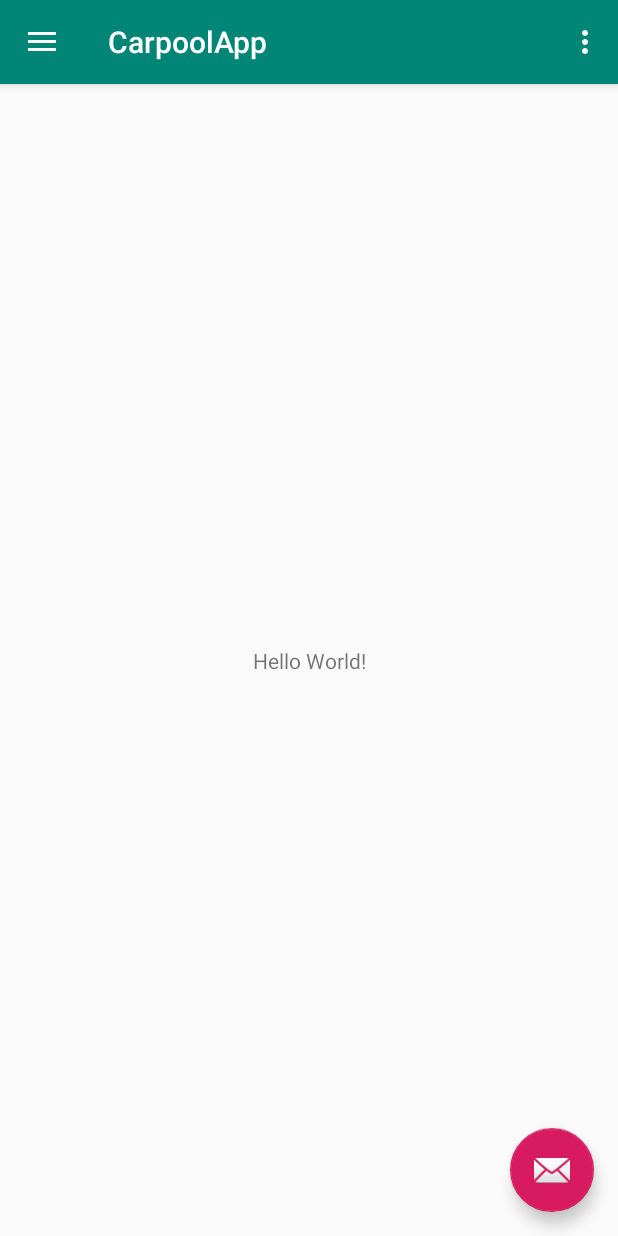
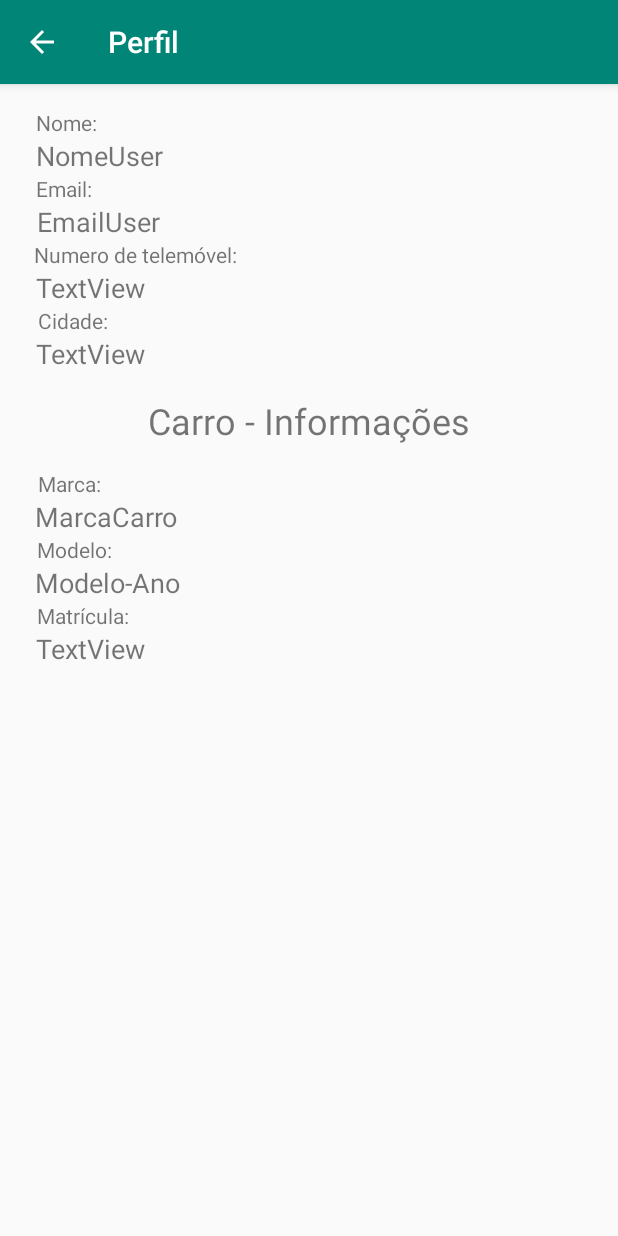
Before and after one commit to luisoliveira98/CarpoolApp, an Android app: the screen it shows after launch once a user with an empty profile is signed in (MainActivity before the commit, Perfil after it), in the side drawer, after a tap on "Perfil", on a phone screen of 412 x 824 dp. Run offline under Robolectric (Android 15) with nearby library versions, the phone set to English and light mode, and no system bars; our stand-ins replace Firebase (no records; nobody signed in at launch, a user with empty details on screens opened directly).

Commit message:
FirebaseDatabase save

```diff
--- a/app/src/main/java/com/example/android/carpoolapp/MainActivity.java
+++ b/app/src/main/java/com/example/android/carpoolapp/MainActivity.java
@@ -95,7 +95,7 @@ public class MainActivity extends AppCompatActivity
     @Override
     public boolean onCreateOptionsMenu(Menu menu) {
         // Inflate the menu; this adds items to the action bar if it is present.
-        getMenuInflater().inflate(R.menu.main, menu);
+        getMenuInflater().inflate(R.menu.main_menu, menu);
         return true;
     }
 
@@ -138,7 +138,8 @@ public class MainActivity extends AppCompatActivity
         } else if (id == R.id.nav_historico) {
 
         } else if (id == R.id.nav_perfil) {
-
+            intent = new Intent(this, Perfil.class);
+            startActivity(intent);
         }
 
         DrawerLayout drawer = (DrawerLayout) findViewById(R.id.drawer_layout);
--- /dev/null
+++ b/app/src/main/java/com/example/android/carpoolapp/Perfil.java
@@ -0,0 +1,13 @@
+package com.example.android.carpoolapp;
+
+import android.support.v7.app.AppCompatActivity;
+import android.os.Bundle;
+
+public class Perfil extends AppCompatActivity {
+
+    @Override
+    protected void onCreate(Bundle savedInstanceState) {
+        super.onCreate(savedInstanceState);
+        setContentView(R.layout.activity_perfil);
+    }
+}
--- a/app/src/main/java/com/example/android/carpoolapp/SignInActivity.java
+++ b/app/src/main/java/com/example/android/carpoolapp/SignInActivity.java
@@ -20,7 +20,17 @@ import com.google.android.gms.tasks.Task;
 import com.google.firebase.auth.AuthCredential;
 import com.google.firebase.auth.AuthResult;
 import com.google.firebase.auth.FirebaseAuth;
+import com.google.firebase.auth.FirebaseUser;
 import com.google.firebase.auth.GoogleAuthProvider;
+import com.google.firebase.database.DataSnapshot;
+import com.google.firebase.database.DatabaseError;
+import com.google.firebase.database.DatabaseReference;
+import com.google.firebase.database.FirebaseDatabase;
+import com.google.firebase.database.Query;
+import com.google.firebase.database.ValueEventListener;
+
+import java.util.ArrayList;
+import java.util.List;
 
 public class SignInActivity extends AppCompatActivity implements GoogleApiClient.OnConnectionFailedListener, View.OnClickListener {
 
@@ -29,8 +39,13 @@ public class SignInActivity extends AppCompatActivity implements GoogleApiClient
 
     //Firebase instance variables
     private FirebaseAuth mFirebaseAuth;
+    private FirebaseUser mFirebaseUser;
     private SignInButton mSignInButton;
     private GoogleApiClient mGoogleApiClient;
+
+    //FirebaseDatabase
+    private DatabaseReference mFirebaseDatabaseReference;
+    private List<String> userEmailList;
 
     @Override
     protected void onCreate(Bundle savedInstanceState) {
@@ -56,6 +71,10 @@ public class SignInActivity extends AppCompatActivity implements GoogleApiClient
         // Initialize FirebaseAuth
         //Initialize Firebase Auth
         mFirebaseAuth = FirebaseAuth.getInstance();
+        //Initialize FirebaseDatabase
+        mFirebaseDatabaseReference = FirebaseDatabase.getInstance().getReference();
+        userEmailList = new ArrayList<>();
+
     }
 
     @Override
@@ -115,6 +134,31 @@ public class SignInActivity extends AppCompatActivity implements GoogleApiClient
                             Toast.makeText(SignInActivity.this, "Authentication failed.",
                                     Toast.LENGTH_SHORT).show();
                         } else {
+                            //Toast.makeText(getApplicationContext(), "Login feito com sucesso", Toast.LENGTH_LONG).show();
+
+                            mFirebaseUser = mFirebaseAuth.getCurrentUser();
+
+                            Query query = mFirebaseDatabaseReference.child("users");
+                            query.addValueEventListener(new ValueEventListener() {
+                                @Override
+                                public void onDataChange(DataSnapshot dataSnapshot) {
+                                    for (DataSnapshot data : dataSnapshot.getChildren()) {
+                                        String temp = data.getValue(User.class).getEmail();
+                                        userEmailList.add(temp);
+                                    }
+
+                                    if(!userEmailList.contains(mFirebaseUser.getEmail())) {
+                                        User user = new User(mFirebaseUser.getDisplayName(), mFirebaseUser.getEmail());
+                                        mFirebaseDatabaseReference.child("users").push().setValue(user);
+                                    }
+                                }
+
+                                @Override
+                                public void onCancelled(DatabaseError databaseError) {
+
+                                }
+                            });
+
                             startActivity(new Intent(SignInActivity.this, MainActivity.class));
                             finish();
                         }
--- a/app/src/main/java/com/example/android/carpoolapp/User.java
+++ b/app/src/main/java/com/example/android/carpoolapp/User.java
@@ -8,9 +8,17 @@ public class User {
     private double classificacao;
     private Carro carro;
 
+    public User() {
+
+    }
+
     public User(String nome, String email) {
         this.nome = nome;
         this.email = email;
+        this.telemovel = "";
+        this.cidade = "";
+        this.classificacao = 0;
+        this.carro = null;
     }
 
     public String getNome() {
@@ -44,7 +52,7 @@ public class User {
     public void setCidade(String cidade) {
         this.cidade = cidade;
     }
-
+/*
     public double getClassificacao() {
         return classificacao;
     }
@@ -52,7 +60,7 @@ public class User {
     public void setClassificacao(double classificacao) {
         this.classificacao = classificacao;
     }
-
+*/
     public Carro getCarro() {
         return carro;
     }
--- /dev/null
+++ b/app/src/main/res/layout/activity_perfil.xml
@@ -0,0 +1,212 @@
+<?xml version="1.0" encoding="utf-8"?>
+<android.support.constraint.ConstraintLayout xmlns:android="http://schemas.android.com/apk/res/android"
+    xmlns:app="http://schemas.android.com/apk/res-auto"
+    xmlns:tools="http://schemas.android.com/tools"
+    android:layout_width="match_parent"
+    android:layout_height="match_parent"
+    tools:context=".Perfil">
+
+
+    <TextView
+        android:id="@+id/textNome"
+        android:layout_width="wrap_content"
+        android:layout_height="wrap_content"
+        android:layout_marginStart="16dp"
+        android:layout_marginTop="8dp"
+        android:layout_marginEnd="32dp"
+        android:text="Nome:"
+        app:layout_constraintEnd_toEndOf="parent"
+        app:layout_constraintHorizontal_bias="0.025"
+        app:layout_constraintStart_toStartOf="parent"
+        app:layout_constraintTop_toBottomOf="@+id/imageView4" />
+
+    <TextView
+        android:id="@+id/textNomeUser"
+        android:layout_width="wrap_content"
+        android:layout_height="wrap_content"
+        android:layout_marginStart="16dp"
+        android:layout_marginEnd="16dp"
+        android:text="NomeUser"
+        android:textSize="18sp"
+        app:layout_constraintEnd_toEndOf="parent"
+        app:layout_constraintHorizontal_bias="0.028"
+        app:layout_constraintStart_toStartOf="parent"
+        app:layout_constraintTop_toBottomOf="@+id/textNome" />
+
+    <TextView
+        android:id="@+id/textEmail"
+        android:layout_width="wrap_content"
+        android:layout_height="wrap_content"
+        android:layout_marginStart="16dp"
+        android:layout_marginEnd="32dp"
+        android:text="Email:"
+        app:layout_constraintEnd_toEndOf="parent"
+        app:layout_constraintHorizontal_bias="0.025"
+        app:layout_constraintStart_toStartOf="parent"
+        app:layout_constraintTop_toBottomOf="@+id/textNomeUser" />
+
+    <TextView
+        android:id="@+id/textEmailUser"
+        android:layout_width="wrap_content"
+        android:layout_height="wrap_content"
+        android:layout_marginStart="16dp"
+        android:layout_marginEnd="24dp"
+        android:text="EmailUser"
+        android:textSize="18sp"
+        app:layout_constraintEnd_toEndOf="parent"
+        app:layout_constraintHorizontal_bias="0.03"
+        app:layout_constraintStart_toStartOf="parent"
+        app:layout_constraintTop_toBottomOf="@+id/textEmail" />
+
+    <TextView
+        android:id="@+id/textNumero"
+        android:layout_width="wrap_content"
+        android:layout_height="wrap_content"
+        android:layout_marginStart="16dp"
+        android:layout_marginEnd="24dp"
+        android:text="Numero de telemóvel:"
+        app:layout_constraintEnd_toEndOf="parent"
+        app:layout_constraintHorizontal_bias="0.027"
+        app:layout_constraintStart_toStartOf="parent"
+        app:layout_constraintTop_toBottomOf="@+id/textEmailUser" />
+
+    <TextView
+        android:id="@+id/textNumeroUser"
+        android:layout_width="wrap_content"
+        android:layout_height="wrap_content"
+        android:layout_marginStart="16dp"
+        android:layout_marginEnd="24dp"
+        android:text="TextView"
+        android:textSize="18sp"
+        app:layout_constraintEnd_toEndOf="parent"
+        app:layout_constraintHorizontal_bias="0.027"
+        app:layout_constraintStart_toStartOf="parent"
+        app:layout_constraintTop_toBottomOf="@+id/textNumero" />
+
+    <TextView
+        android:id="@+id/textCidade"
+        android:layout_width="wrap_content"
+        android:layout_height="wrap_content"
+        android:layout_marginStart="8dp"
+        android:layout_marginEnd="24dp"
+        android:text="Cidade:"
+        app:layout_constraintEnd_toEndOf="parent"
+        app:layout_constraintHorizontal_bias="0.052"
+        app:layout_constraintStart_toStartOf="parent"
+        app:layout_constraintTop_toBottomOf="@+id/textNumeroUser" />
+
+    <TextView
+        android:id="@+id/textCidadeUser"
+        android:layout_width="wrap_content"
+        android:layout_height="wrap_content"
+        android:layout_marginStart="16dp"
+        android:layout_marginEnd="24dp"
+        android:text="TextView"
+        android:textSize="18sp"
+        app:layout_constraintEnd_toEndOf="parent"
+        app:layout_constraintHorizontal_bias="0.027"
+        app:layout_constraintStart_toStartOf="parent"
+        app:layout_constraintTop_toBottomOf="@+id/textCidade" />
+
+    <TextView
+        android:id="@+id/textCarro"
+        android:layout_width="wrap_content"
+        android:layout_height="wrap_content"
+        android:layout_marginStart="16dp"
+        android:layout_marginTop="16dp"
+        android:layout_marginEnd="16dp"
+        android:text="Carro - Informações"
+        android:textSize="24sp"
+        app:layout_constraintEnd_toEndOf="parent"
+        app:layout_constraintStart_toStartOf="parent"
+        app:layout_constraintTop_toBottomOf="@+id/textCidadeUser" />
+
+    <TextView
+        android:id="@+id/textMarcaInfo"
+        android:layout_width="wrap_content"
+        android:layout_height="wrap_content"
+        android:layout_marginStart="16dp"
+        android:layout_marginTop="16dp"
+        android:layout_marginEnd="32dp"
+        android:text="Marca:"
+        app:layout_constraintEnd_toEndOf="parent"
+        app:layout_constraintHorizontal_bias="0.028"
+        app:layout_constraintStart_toStartOf="parent"
+        app:layout_constraintTop_toBottomOf="@+id/textCarro" />
+
+    <TextView
+        android:id="@+id/textMarcaCarro"
+        android:layout_width="wrap_content"
+        android:layout_height="wrap_content"
+        android:layout_marginStart="16dp"
+        android:layout_marginEnd="24dp"
+        android:text="MarcaCarro"
+        android:textSize="18sp"
+        app:layout_constraintEnd_toEndOf="parent"
+        app:layout_constraintHorizontal_bias="0.027"
+        app:layout_constraintStart_toStartOf="parent"
+        app:layout_constraintTop_toBottomOf="@+id/textMarcaInfo" />
+
+    <TextView
+        android:id="@+id/textModeloInfo"
+        android:layout_width="wrap_content"
+        android:layout_height="wrap_content"
+        android:layout_marginStart="16dp"
+        android:layout_marginEnd="24dp"
+        android:text="Modelo:"
+        app:layout_constraintEnd_toEndOf="parent"
+        app:layout_constraintHorizontal_bias="0.027"
+        app:layout_constraintStart_toStartOf="parent"
+        app:layout_constraintTop_toBottomOf="@+id/textMarcaCarro" />
+
+    <TextView
+        android:id="@+id/textModeloCarro"
+        android:layout_width="wrap_content"
+        android:layout_height="wrap_content"
+        android:layout_marginStart="16dp"
+        android:layout_marginEnd="32dp"
+        android:text="Modelo-Ano"
+        android:textSize="18sp"
+        app:layout_constraintEnd_toEndOf="parent"
+        app:layout_constraintHorizontal_bias="0.028"
+        app:layout_constraintStart_toStartOf="parent"
+        app:layout_constraintTop_toBottomOf="@+id/textModeloInfo" />
+
+    <TextView
+        android:id="@+id/textMatriculaInfo"
+        android:layout_width="wrap_content"
+        android:layout_height="wrap_content"
+        android:layout_marginStart="16dp"
+        android:layout_marginEnd="32dp"
+        android:text="Matrícula:"
+        app:layout_constraintEnd_toEndOf="parent"
+        app:layout_constraintHorizontal_bias="0.028"
+        app:layout_constraintStart_toStartOf="parent"
+        app:layout_constraintTop_toBottomOf="@+id/textModeloCarro" />
+
+    <TextView
+        android:id="@+id/textMatriculaCarro"
+        android:layout_width="wrap_content"
+        android:layout_height="wrap_content"
+        android:layout_marginStart="16dp"
+        android:layout_marginEnd="24dp"
+        android:text="TextView"
+        android:textSize="18sp"
+        app:layout_constraintEnd_toEndOf="parent"
+        app:layout_constraintHorizontal_bias="0.027"
+        app:layout_constraintStart_toStartOf="parent"
+        app:layout_constraintTop_toBottomOf="@+id/textMatriculaInfo" />
+
+    <ImageView
+        android:id="@+id/imageView4"
+        android:layout_width="wrap_content"
+        android:layout_height="wrap_content"
+        android:layout_marginStart="16dp"
+        android:layout_marginTop="8dp"
+        android:layout_marginEnd="16dp"
+        app:layout_constraintEnd_toEndOf="parent"
+        app:layout_constraintStart_toStartOf="parent"
+        app:layout_constraintTop_toTopOf="parent"
+        tools:srcCompat="@tools:sample/avatars" />
+
+</android.support.constraint.ConstraintLayout>
--- a/app/src/main/res/menu/main.xml
+++ b/app/src/main/res/menu/main_menu.xml
@@ -10,6 +10,7 @@
 
     <item
         android:id="@+id/sign_out_menu"
+        android:orderInCategory="200"
         android:title="@string/sign_out"
         app:showAsAction="never"/>
 </menu>
```
Also changed, not shown: app/src/main/AndroidManifest.xml (+10 -3 lines).
